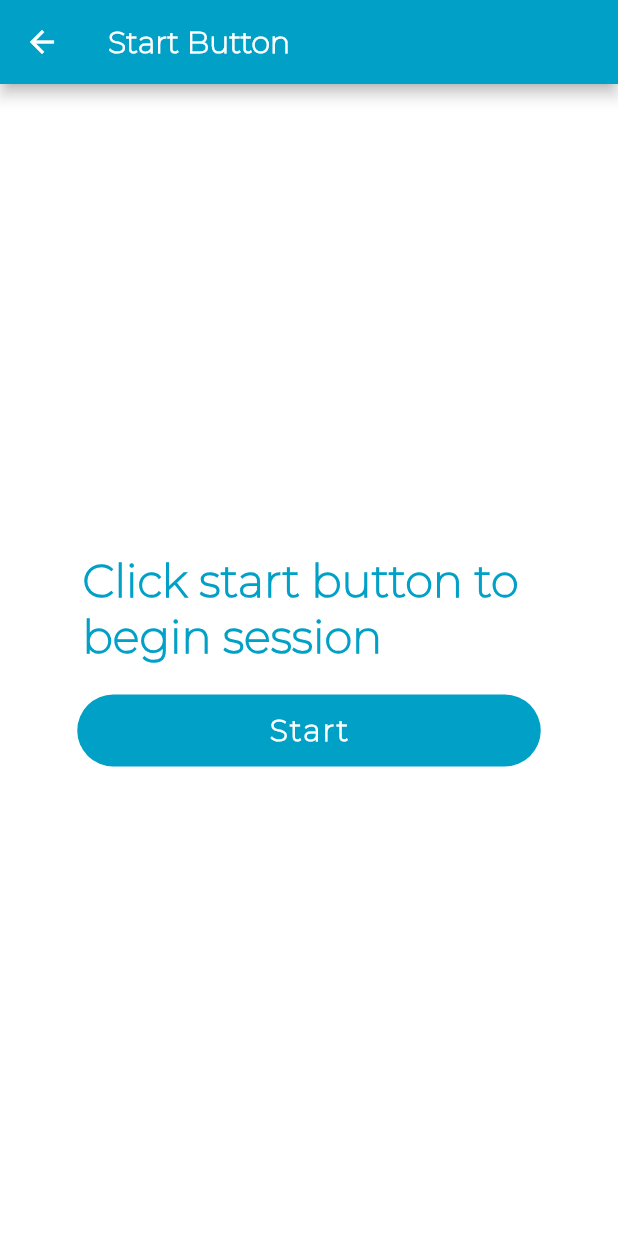
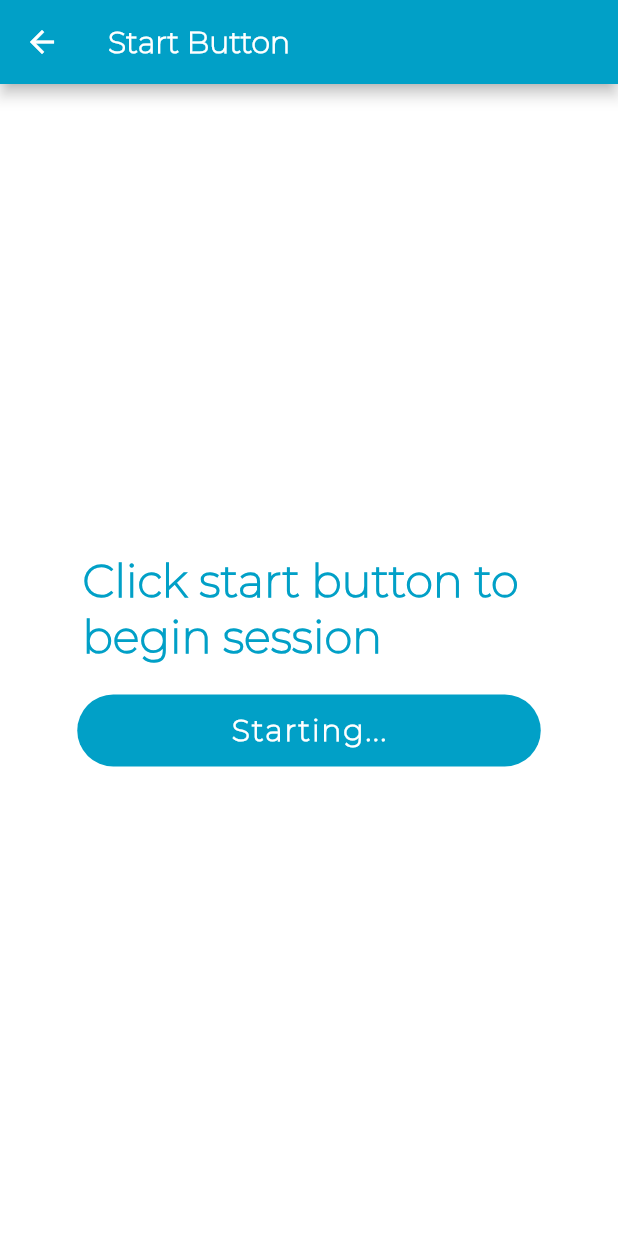
Before and after one commit to musumbidenis/assetracking, a Flutter app: the StartButton screen opened directly, after a tap on "Start", on a phone screen of 412 x 824 dp. Run offline on Flutter 3.47's test engine with Material 2 defaults, Android fonts, the phone set to English and light mode, and no system bars; our stand-ins replace flushbar, shared_preferences; missing offline and left inert: barcode_scan, platform_alert_dialog; accounts and stored records are empty; network calls fail.

Commit message:
Changed launcher icon, added more asset validation

```diff
--- a/lib/main.dart
+++ b/lib/main.dart
@@ -27,18 +27,20 @@ class _MyAppState extends State<MyApp> {
       theme: ThemeData(
         primarySwatch: Colors.blue,
       ),
-      home: _isLoggedIn ? Start() : Start(),
+      home: _isLoggedIn ? Start() : Login(),
     );
   }
 
-  //Check if user is logged in//
+  /*Check if user is logged in */
   void _checkIfLoggedIn() async {
     SharedPreferences localStorage = await SharedPreferences.getInstance();
     var user = localStorage.getString('userKey');
 
-    //If !=null remain logged in//
+    /*If !=null remain logged in */
     if (user != null) {
-      _isLoggedIn = true;
+      setState(() {
+        _isLoggedIn = true;
+      });
     }
   }
 }
--- a/lib/pages/login.dart
+++ b/lib/pages/login.dart
@@ -96,7 +96,7 @@ class _LoginState extends State<Login> {
                       child: GestureDetector(
                         child: Material(
                           borderRadius: BorderRadius.circular(5.0),
-                          shadowColor: Colors.red,
+                          shadowColor: Colors.blue,
                           color: Color(0xff01A0C7),
                           elevation: 5.0,
                           child: GestureDetector(
--- a/lib/pages/register.dart
+++ b/lib/pages/register.dart
@@ -172,7 +172,7 @@ class _RegisterState extends State<Register> {
                         child: GestureDetector(
                           child: Material(
                             borderRadius: BorderRadius.circular(5.0),
-                            shadowColor: Colors.red,
+                            shadowColor: Colors.blue,
                             color: Color(0xff01A0C7),
                             elevation: 5.0,
                             child: GestureDetector(
--- a/lib/sessions/startButton.dart
+++ b/lib/sessions/startButton.dart
@@ -56,7 +56,7 @@ class _StartButtonState extends State<StartButton> {
                       backgroundColor: Color(0xff01A0C7),
                       elevation: 0.0,
                       label: Text(
-                        "Start",
+                        _isLoading ? 'Starting...' : 'Start',
                         style: style.copyWith(fontWeight: FontWeight.bold),
                       ),
                       onPressed: startSession,
@@ -89,8 +89,51 @@ class _StartButtonState extends State<StartButton> {
     /*Sends data to database */
     var response = await CallAPi().postData(data, 'start');
     var body = json.decode(response.body);
+    print(body);
 
-    if (body == 'success') {
+    if (body == 'asset does not exist') {
+      setState(() {
+        _isLoading = false;
+      });
+
+      Navigator.of(context).pop();
+
+      SharedPreferences localStorage = await SharedPreferences.getInstance();
+      localStorage.remove('barcodeKey');
+
+      /* Error message */
+      Flushbar(
+        message: 'Asset does not exist. Please choose a valid asset in record!',
+        icon: Icon(
+          Icons.info_outline,
+          size: 28,
+          color: Colors.white,
+        ),
+        duration: Duration(seconds: 8),
+        backgroundColor: Colors.redAccent,
+      )..show(context);
+    } else if (body == 'asset not signed off') {
+      setState(() {
+        _isLoading = false;
+      });
+
+      Navigator.of(context).pop();
+
+      SharedPreferences localStorage = await SharedPreferences.getInstance();
+      localStorage.remove('barcodeKey');
+
+      /* Error message */
+      Flushbar(
+        message: 'Asset has not been signed out. Please contact lab admin!',
+        icon: Icon(
+          Icons.info_outline,
+          size: 28,
+          color: Colors.white,
+        ),
+        duration: Duration(seconds: 8),
+        backgroundColor: Colors.redAccent,
+      )..show(context);
+    } else {
       setState(() {
         _isLoading = false;
       });
@@ -101,6 +144,9 @@ class _StartButtonState extends State<StartButton> {
           builder: (context) => Stop(),
         ),
       );
+
+      SharedPreferences localStorage = await SharedPreferences.getInstance();
+      localStorage.remove('barcodeKey');
 
       /* Success message */
       Flushbar(
@@ -113,22 +159,6 @@ class _StartButtonState extends State<StartButton> {
         duration: Duration(seconds: 3),
         backgroundColor: Colors.greenAccent,
       )..show(context);
-    } else {
-      setState(() {
-        _isLoading = false;
-      });
-
-      /* Error message */
-      Flushbar(
-        message: 'Asset not valid. Please choose a valid asset in record!',
-        icon: Icon(
-          Icons.info_outline,
-          size: 28,
-          color: Colors.white,
-        ),
-        duration: Duration(seconds: 8),
-        backgroundColor: Colors.redAccent,
-      )..show(context);
     }
   }
 }
--- a/pubspec.yaml
+++ b/pubspec.yaml
@@ -11,7 +11,7 @@ description: A new Flutter project.
 # In iOS, build-name is used as CFBundleShortVersionString while build-number used as CFBundleVersion.
 # Read more about iOS versioning at
 # https://developer.apple.com/library/archive/documentation/General/Reference/InfoPlistKeyReference/Articles/CoreFoundationKeys.html
-version: 1.0.0+1
+version: 1.1
 
 environment:
   sdk: ">=2.1.0 <3.0.0"
```
Also changed, not shown: lib/sessions/start.dart (+15 -5 lines), lib/sessions/stop.dart (+6 -20 lines), lib/sessions/stopButton.dart (+25 -18 lines), 6 other files.
